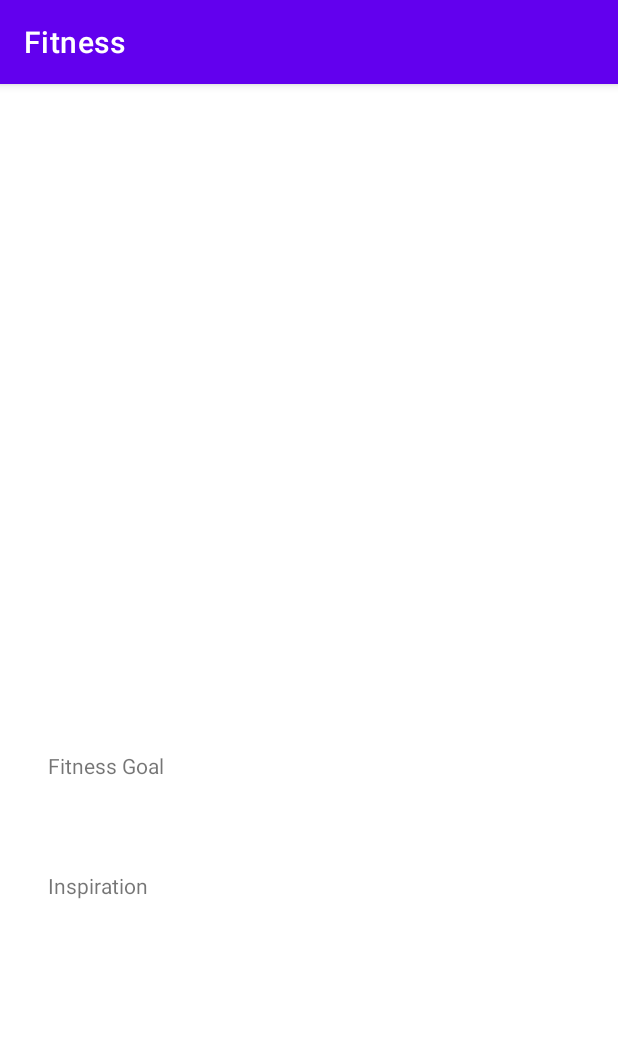
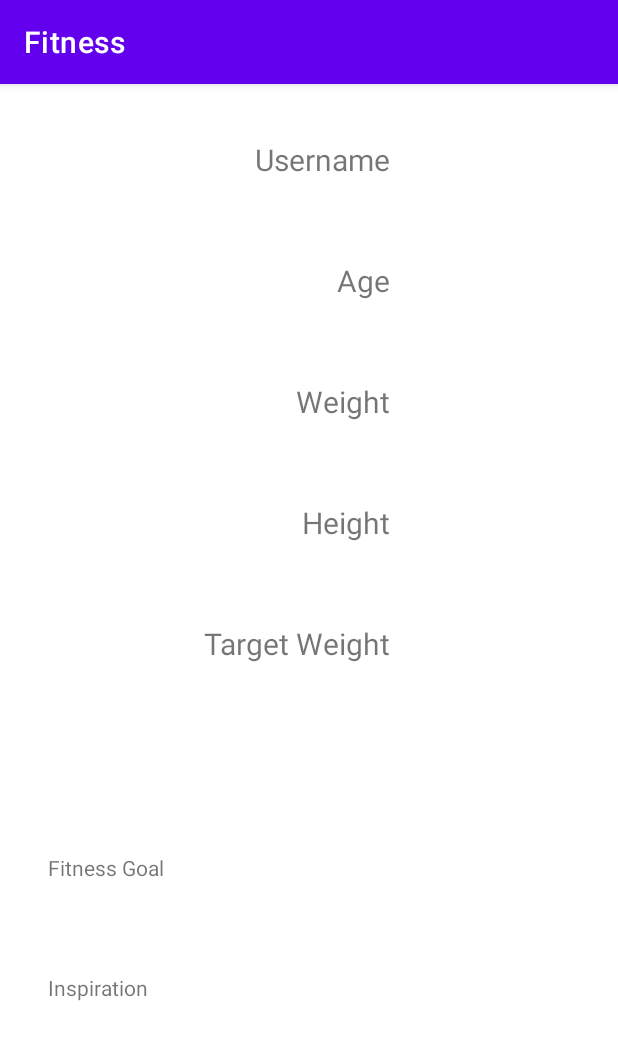
Before and after one commit to Track-Your-Fitness/fitnessTracker, an Android app: the UserProfileActivity screen opened directly, with no data from a screen before it, on a phone screen of 412 x 824 dp. Shown: the top 1040 px of the screen. Run offline under Robolectric (Android 15) with nearby library versions, the phone set to English and light mode, and no system bars; network calls fail.

Commit message:
updated user profile page

```diff
--- a/app/src/main/res/layout/activity_user_profile.xml
+++ b/app/src/main/res/layout/activity_user_profile.xml
@@ -10,7 +10,7 @@
         android:id="@+id/UserProfileTargetWeight"
         android:layout_width="wrap_content"
         android:layout_height="wrap_content"
-        android:layout_marginTop="16dp"
+        android:layout_marginTop="40dp"
         android:layout_marginEnd="144dp"
         android:text="@string/targetWeight"
         android:textSize="30sp"
@@ -43,7 +43,7 @@
         android:id="@+id/UserProfileTextViewWeight"
         android:layout_width="wrap_content"
         android:layout_height="wrap_content"
-        android:layout_marginTop="16dp"
+        android:layout_marginTop="40dp"
         android:layout_marginEnd="144dp"
         android:text="@string/Weight"
         android:textSize="30sp"
@@ -54,7 +54,7 @@
         android:id="@+id/UserProfileTextViewAge"
         android:layout_width="wrap_content"
         android:layout_height="wrap_content"
-        android:layout_marginTop="16dp"
+        android:layout_marginTop="40dp"
         android:layout_marginEnd="144dp"
         android:text="@string/age"
         android:textSize="30sp"
@@ -76,7 +76,7 @@
         android:layout_width="307dp"
         android:layout_height="87dp"
         android:layout_marginStart="32dp"
-        android:layout_marginBottom="156dp"
+        android:layout_marginBottom="88dp"
         android:text="@string/inspiration"
         app:layout_constraintBottom_toBottomOf="parent"
         app:layout_constraintStart_toStartOf="parent" />
@@ -85,11 +85,66 @@
         android:id="@+id/UserProfileTextViewHeight"
         android:layout_width="wrap_content"
         android:layout_height="wrap_content"
-        android:layout_marginTop="16dp"
+        android:layout_marginTop="40dp"
         android:layout_marginEnd="144dp"
         android:text="@string/Height"
         android:textSize="30sp"
         app:layout_constraintEnd_toEndOf="parent"
         app:layout_constraintTop_toBottomOf="@+id/UserProfileTextViewWeight" />
 
+    <TextView
+        android:id="@+id/UserProfileNameTV"
+        android:layout_width="wrap_content"
+        android:layout_height="wrap_content"
+        android:layout_marginEnd="152dp"
+        android:layout_marginBottom="8dp"
+        android:text="@string/usernametv"
+        android:textSize="20sp"
+        app:layout_constraintBottom_toTopOf="@+id/UserProfileTextViewName"
+        app:layout_constraintEnd_toEndOf="parent" />
+
+    <TextView
+        android:id="@+id/UserProfileAgeTV"
+        android:layout_width="wrap_content"
+        android:layout_height="wrap_content"
+        android:layout_marginEnd="152dp"
+        android:layout_marginBottom="8dp"
+        android:text="@string/agetv"
+        android:textSize="20sp"
+        app:layout_constraintBottom_toTopOf="@+id/UserProfileTextViewAge"
+        app:layout_constraintEnd_toEndOf="parent" />
+
+    <TextView
+        android:id="@+id/UserProfileWeightTv"
+        android:layout_width="wrap_content"
+        android:layout_height="wrap_content"
+        android:layout_marginEnd="152dp"
+        android:layout_marginBottom="8dp"
+        android:text="@string/weighttv"
+        android:textSize="20sp"
+        app:layout_constraintBottom_toTopOf="@+id/UserProfileTextViewWeight"
+        app:layout_constraintEnd_toEndOf="parent" />
+
+    <TextView
+        android:id="@+id/UserProfileHeightTv"
+        android:layout_width="wrap_content"
+        android:layout_height="wrap_content"
+        android:layout_marginEnd="152dp"
+        android:layout_marginBottom="8dp"
+        android:text="@string/heighttv"
+        android:textSize="20sp"
+        app:layout_constraintBottom_toTopOf="@+id/UserProfileTextViewHeight"
+        app:layout_constraintEnd_toEndOf="parent" />
+
+    <TextView
+        android:id="@+id/UserProfileTargetWeightTv"
+        android:layout_width="wrap_content"
+        android:layout_height="wrap_content"
+        android:layout_marginEnd="152dp"
+        android:layout_marginBottom="8dp"
+        android:text="@string/targetWeightTv"
+        android:textSize="20sp"
+        app:layout_constraintBottom_toTopOf="@+id/UserProfileTargetWeight"
+        app:layout_constraintEnd_toEndOf="parent" />
+
 </androidx.constraintlayout.widget.ConstraintLayout>
--- a/app/src/main/res/layout/activity_user_settings.xml
+++ b/app/src/main/res/layout/activity_user_settings.xml
@@ -54,7 +54,7 @@
         android:autofillHints=""
         android:ems="10"
         android:hint="@string/Height"
-        android:inputType="number"
+        android:inputType="text"
         app:layout_constraintStart_toStartOf="parent"
         app:layout_constraintTop_toBottomOf="@+id/UserSettingsActivityWtInput" />
 
--- a/app/src/main/res/values/strings.xml
+++ b/app/src/main/res/values/strings.xml
@@ -37,5 +37,11 @@
     <string name="SaveW">Save</string>
     <string name="target">Target Weight</string>
     <string name="currentWorkouts">Current Workout</string>
+    <string name="nameTVUserProfile">Name</string>
+    <string name="agetv">Age</string>
+    <string name="usernametv">Username</string>
+    <string name="weighttv">Weight</string>
+    <string name="heighttv">Height</string>
+    <string name="targetWeightTv">Target Weight</string>
 
 </resources>
```
